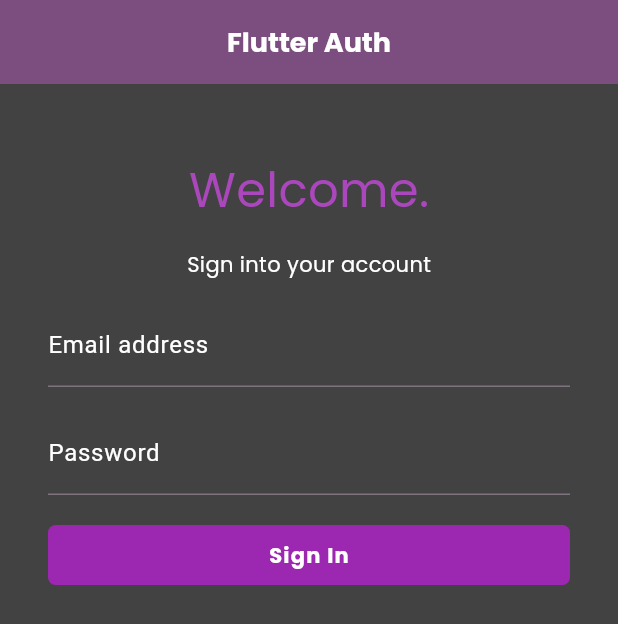
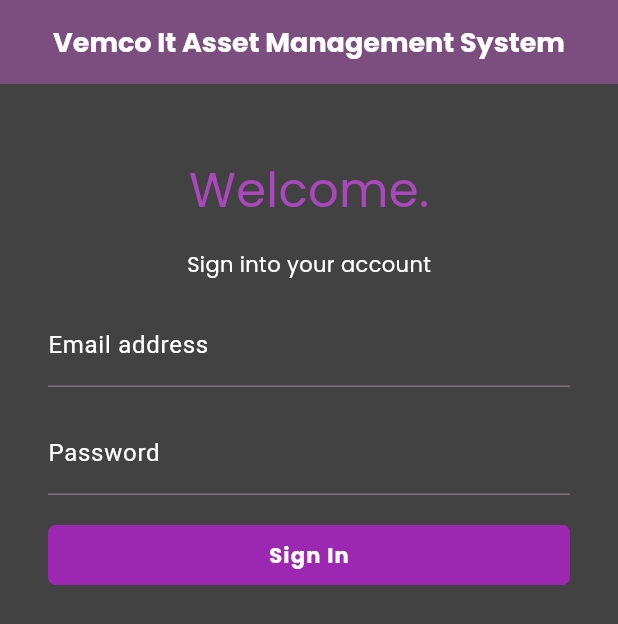
Before and after one commit to jono-rams/inventory_tracker, a Flutter app: the screen it shows after launch, on a phone screen of 412 x 824 dp. Shown: the top 624 px of the screen. Run offline on Flutter 3.47's test engine with Material 3 defaults, Android fonts, the light colour scheme and no system bars; our stand-ins replace cloud_firestore, firebase_auth, firebase_core, flutter_riverpod, google_fonts; accounts and stored records are empty.

Commit message:
Rename appbar title

```diff
--- a/lib/screens/welcome/welcome.dart
+++ b/lib/screens/welcome/welcome.dart
@@ -14,7 +14,7 @@ class _WelcomeScreenState extends State<WelcomeScreen> {
   Widget build(BuildContext context) {
     return Scaffold(
       appBar: AppBar(
-        title: const StyledAppBarText('Flutter Auth'),
+        title: const StyledAppBarText('Vemco It Asset Management System'),
         backgroundColor: Theme.of(context).colorScheme.primary,
         centerTitle: true,
       ),
```
Also changed, not shown: 1 other file.
